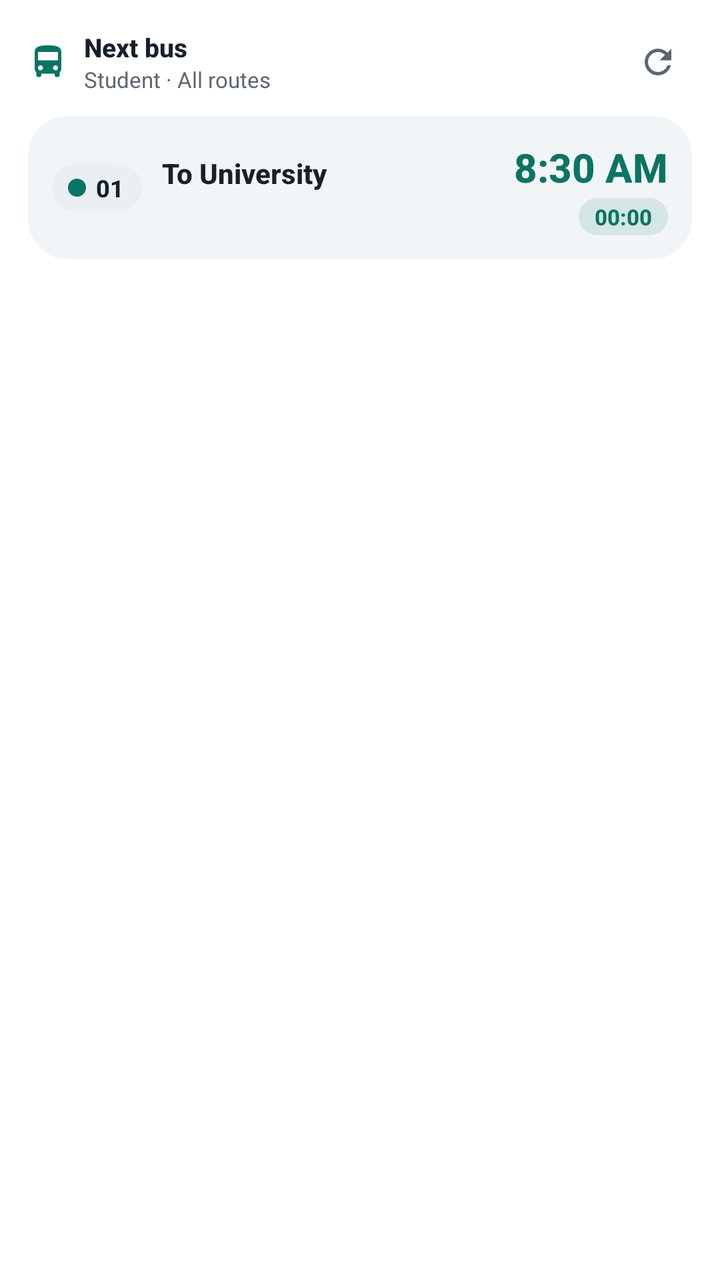
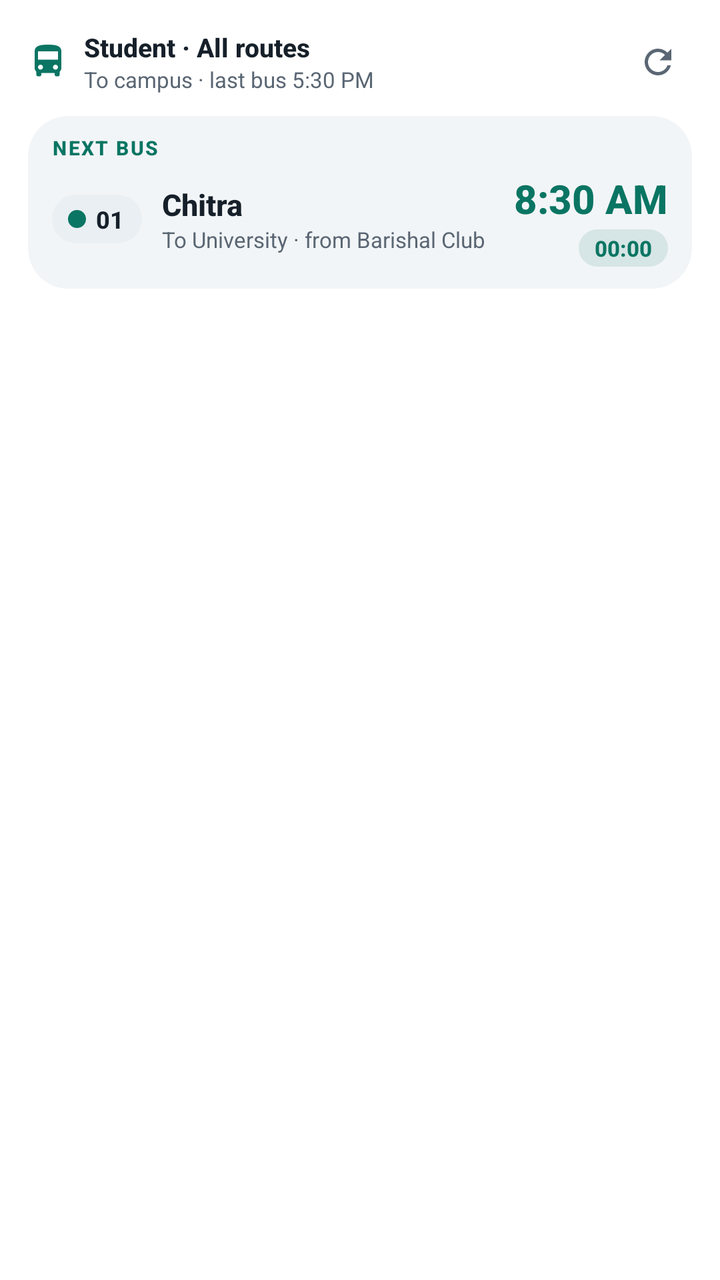

Before-and-after screenshots of an Android layout around one commit, followed by the original layout XML and the change that was made.
<!-- AndroidManifest.xml: fallback theme Theme.MaterialComponents.DayNight.NoActionBar -->
<!-- res/layout/widget_bus_medium.xml -->
<?xml version="1.0" encoding="utf-8"?>
<LinearLayout xmlns:android="http://schemas.android.com/apk/res/android"
    android:id="@android:id/background"
    android:layout_width="match_parent"
    android:layout_height="match_parent"
    android:background="@drawable/widget_bg"
    android:clipToOutline="true"
    android:orientation="vertical"
    android:padding="14dp">

    <LinearLayout
        android:layout_width="match_parent"
        android:layout_height="wrap_content"
        android:gravity="center_vertical"
        android:orientation="horizontal">

        <ImageView
            android:layout_width="20dp"
            android:layout_height="20dp"
            android:importantForAccessibility="no"
            android:src="@drawable/ic_widget_bus" />

        <LinearLayout
            android:layout_width="0dp"
            android:layout_height="wrap_content"
            android:layout_marginStart="8dp"
            android:layout_weight="1"
            android:orientation="vertical">

            <TextView
                android:id="@+id/title"
                android:layout_width="wrap_content"
                android:layout_height="wrap_content"
                android:ellipsize="end"
                android:fontFamily="sans-serif-medium"
                android:maxLines="1"
                android:text="@string/widget_label"
                android:textColor="@color/widget_text"
                android:textSize="13sp"
                android:textStyle="bold" />

            <TextView
                android:id="@+id/subtitle"
                android:layout_width="wrap_content"
                android:layout_height="wrap_content"
                android:ellipsize="end"
                android:maxLines="1"
                android:text="Student · All routes"
                android:textColor="@color/widget_muted"
                android:textSize="11sp" />
        </LinearLayout>

        <LinearLayout
            android:id="@+id/live_pill"
            android:layout_width="wrap_content"
            android:layout_height="wrap_content"
            android:background="@drawable/widget_live_pill"
            android:gravity="center_vertical"
            android:orientation="horizontal"
            android:paddingStart="8dp"
            android:paddingTop="3dp"
            android:paddingEnd="9dp"
            android:paddingBottom="3dp"
            android:visibility="gone">

            <ImageView
                android:layout_width="7dp"
                android:layout_height="7dp"
                android:importantForAccessibility="no"
                android:src="@drawable/widget_dot"
                android:tint="@color/widget_live" />

            <TextView
                android:id="@+id/live_text"
                android:layout_width="wrap_content"
                android:layout_height="wrap_content"
                android:layout_marginStart="5dp"
                android:fontFamily="sans-serif-medium"
                android:textColor="@color/widget_live"
                android:textSize="11sp"
                android:textStyle="bold" />
        </LinearLayout>

        <ImageView
            android:id="@+id/refresh"
            android:layout_width="34dp"
            android:layout_height="34dp"
            android:layout_marginStart="4dp"
            android:contentDescription="Refresh"
            android:padding="7dp"
            android:src="@drawable/ic_widget_refresh" />
    </LinearLayout>

    <LinearLayout
        android:id="@+id/next_card"
        android:layout_width="match_parent"
        android:layout_height="wrap_content"
        android:layout_marginTop="10dp"
        android:background="@drawable/widget_card"
        android:gravity="center_vertical"
        android:orientation="horizontal"
        android:padding="12dp">

        <LinearLayout
            android:layout_width="wrap_content"
            android:layout_height="wrap_content"
            android:background="@drawable/widget_chip"
            android:gravity="center_vertical"
            android:orientation="horizontal"
            android:paddingStart="8dp"
            android:paddingTop="4dp"
            android:paddingEnd="9dp"
            android:paddingBottom="4dp">

            <ImageView
                android:id="@+id/next_dot"
                android:layout_width="9dp"
                android:layout_height="9dp"
                android:importantForAccessibility="no"
                android:src="@drawable/widget_dot"
                android:tint="@color/widget_accent" />

            <TextView
                android:id="@+id/next_route"
                android:layout_width="wrap_content"
                android:layout_height="wrap_content"
                android:layout_marginStart="5dp"
                android:fontFamily="sans-serif-medium"
                android:text="01"
                android:textColor="@color/widget_text"
                android:textSize="12sp"
                android:textStyle="bold" />
        </LinearLayout>

        <LinearLayout
            android:layout_width="0dp"
            android:layout_height="wrap_content"
            android:layout_marginStart="10dp"
            android:layout_weight="1"
            android:orientation="vertical">

            <TextView
                android:id="@+id/next_dest"
                android:layout_width="wrap_content"
                android:layout_height="wrap_content"
                android:ellipsize="end"
                android:fontFamily="sans-serif-medium"
                android:maxLines="1"
                android:text="To University"
                android:textColor="@color/widget_text"
                android:textSize="14sp"
                android:textStyle="bold" />

            <TextView
                android:id="@+id/next_vehicles"
                android:layout_width="wrap_content"
                android:layout_height="wrap_content"
                android:ellipsize="end"
                android:maxLines="1"
                android:textColor="@color/widget_muted"
                android:textSize="11sp" />
        </LinearLayout>

        <LinearLayout
            android:layout_width="wrap_content"
            android:layout_height="wrap_content"
            android:layout_marginStart="8dp"
            android:gravity="end"
            android:orientation="vertical">

            <TextView
                android:id="@+id/next_time"
                android:layout_width="wrap_content"
                android:layout_height="wrap_content"
                android:fontFamily="sans-serif-medium"
                android:text="8:30 AM"
                android:textColor="@color/widget_accent"
                android:textSize="20sp"
                android:textStyle="bold" />

            <FrameLayout
                android:layout_width="wrap_content"
                android:layout_height="wrap_content"
                android:layout_marginTop="2dp">

                <Chronometer
                    android:id="@+id/next_countdown"
                    android:layout_width="wrap_content"
                    android:layout_height="wrap_content"
                    android:background="@drawable/widget_countdown_pill"
                    android:fontFamily="sans-serif-medium"
                    android:paddingStart="8dp"
                    android:paddingTop="2dp"
                    android:paddingEnd="8dp"
                    android:paddingBottom="2dp"
                    android:textColor="@color/widget_accent"
                    android:textSize="11sp"
                    android:textStyle="bold" />

                <TextView
                    android:id="@+id/next_when"
                    android:layout_width="wrap_content"
                    android:layout_height="wrap_content"
                    android:background="@drawable/widget_countdown_pill"
                    android:fontFamily="sans-serif-medium"
                    android:paddingStart="8dp"
                    android:paddingTop="2dp"
                    android:paddingEnd="8dp"
                    android:paddingBottom="2dp"
                    android:textColor="@color/widget_accent"
                    android:textSize="11sp"
                    android:textStyle="bold"
                    android:visibility="gone" />
            </FrameLayout>
        </LinearLayout>
    </LinearLayout>

    <LinearLayout
        android:id="@+id/rows"
        android:layout_width="match_parent"
        android:layout_height="wrap_content"
        android:layout_marginTop="6dp"
        android:orientation="vertical"
        android:paddingStart="4dp"
        android:paddingEnd="4dp" />

    <TextView
        android:id="@+id/empty"
        android:layout_width="match_parent"
        android:layout_height="match_parent"
        android:gravity="center"
        android:padding="8dp"
        android:textColor="@color/widget_muted"
        android:textSize="13sp"
        android:visibility="gone" />
</LinearLayout>
<!-- resources referenced by this layout -->
<resources>
  <color name="widget_accent">#0A7563</color>
  <color name="widget_live">#12893F</color>
  <color name="widget_muted">#5A6673</color>
  <color name="widget_text">#16202A</color>
  <!-- drawable ic_widget_bus (drawable) -->
  <vector xmlns:android="http://schemas.android.com/apk/res/android" android:width="24dp" android:height="24dp" android:viewportWidth="24" android:viewportHeight="24" android:tint="@color/widget_accent">
      <path android:fillColor="#FFFFFFFF" android:pathData="M4,16c0,0.88 0.39,1.67 1,2.22V20c0,0.55 0.45,1 1,1h1c0.55,0 1,-0.45 1,-1v-1h8v1c0,0.55 0.45,1 1,1h1c0.55,0 1,-0.45 1,-1v-1.78c0.61,-0.55 1,-1.34 1,-2.22V6c0,-3.5 -3.58,-4 -8,-4s-8,0.5 -8,4v10zM7.5,17c-0.83,0 -1.5,-0.67 -1.5,-1.5S6.67,14 7.5,14s1.5,0.67 1.5,1.5S8.33,17 7.5,17zM16.5,17c-0.83,0 -1.5,-0.67 -1.5,-1.5s0.67,-1.5 1.5,-1.5 1.5,0.67 1.5,1.5 -0.67,1.5 -1.5,1.5zM18,11H6V6h12v5z" />
  </vector>
  <!-- drawable ic_widget_refresh (drawable) -->
  <vector xmlns:android="http://schemas.android.com/apk/res/android" android:width="24dp" android:height="24dp" android:viewportWidth="24" android:viewportHeight="24" android:tint="@color/widget_muted">
      <path android:fillColor="#FFFFFFFF" android:pathData="M17.65,6.35C16.2,4.9 14.21,4 12,4c-4.42,0 -7.99,3.58 -7.99,8s3.57,8 7.99,8c3.73,0 6.84,-2.55 7.73,-6h-2.08c-0.82,2.33 -3.04,4 -5.65,4 -3.31,0 -6,-2.69 -6,-6s2.69,-6 6,-6c1.66,0 3.14,0.69 4.22,1.78L13,11h7V4l-2.35,2.35z" />
  </vector>
  <!-- drawable widget_bg (drawable) -->
  <?xml version="1.0" encoding="utf-8"?>
  <shape xmlns:android="http://schemas.android.com/apk/res/android" android:shape="rectangle">
      <solid android:color="@color/widget_bg" />
      <corners android:radius="@dimen/widget_radius" />
  </shape>
  <!-- drawable widget_card (drawable) -->
  <?xml version="1.0" encoding="utf-8"?>
  <shape xmlns:android="http://schemas.android.com/apk/res/android" android:shape="rectangle">
      <solid android:color="@color/widget_surface" />
      <corners android:radius="@dimen/widget_inner_radius" />
  </shape>
  <!-- drawable widget_chip (drawable) -->
  <?xml version="1.0" encoding="utf-8"?>
  <shape xmlns:android="http://schemas.android.com/apk/res/android" android:shape="rectangle">
      <solid android:color="@color/widget_chip" />
      <corners android:radius="999dp" />
  </shape>
  <!-- drawable widget_countdown_pill (drawable) -->
  <?xml version="1.0" encoding="utf-8"?>
  <shape xmlns:android="http://schemas.android.com/apk/res/android" android:shape="rectangle">
      <solid android:color="@color/widget_accent_soft" />
      <corners android:radius="999dp" />
  </shape>
  <!-- drawable widget_dot (drawable) -->
  <?xml version="1.0" encoding="utf-8"?>
  <shape xmlns:android="http://schemas.android.com/apk/res/android" android:shape="oval">
      <solid android:color="#FFFFFFFF" />
      <size android:width="10dp" android:height="10dp" />
  </shape>
  <!-- drawable widget_live_pill (drawable) -->
  <?xml version="1.0" encoding="utf-8"?>
  <shape xmlns:android="http://schemas.android.com/apk/res/android" android:shape="rectangle">
      <solid android:color="@color/widget_live_soft" />
      <corners android:radius="999dp" />
  </shape>
  <string name="widget_label">Next bus</string>
  <color name="widget_bg">#FFFFFF</color>
  <dimen name="widget_radius">22dp</dimen>
  <color name="widget_surface">#F2F5F7</color>
  <dimen name="widget_inner_radius">14dp</dimen>
  <color name="widget_chip">#EAEFF3</color>
  <color name="widget_accent_soft">#1F0A7563</color>
  <color name="widget_live_soft">#1F12893F</color>
</resources>

<!-- the commit's change to res/layout/widget_bus_medium.xml (unified diff, before → after) -->
@@ -14,46 +14,57 @@
         android:gravity="center_vertical"
         android:orientation="horizontal">
 
-        <ImageView
-            android:layout_width="20dp"
-            android:layout_height="20dp"
-            android:importantForAccessibility="no"
-            android:src="@drawable/ic_widget_bus" />
-
         <LinearLayout
+            android:id="@+id/header"
             android:layout_width="0dp"
             android:layout_height="wrap_content"
-            android:layout_marginStart="8dp"
             android:layout_weight="1"
-            android:orientation="vertical">
-
-            <TextView
-                android:id="@+id/title"
-                android:layout_width="wrap_content"
-                android:layout_height="wrap_content"
-                android:ellipsize="end"
-                android:fontFamily="sans-serif-medium"
-                android:maxLines="1"
-                android:text="@string/widget_label"
-                android:textColor="@color/widget_text"
-                android:textSize="13sp"
-                android:textStyle="bold" />
-
-            <TextView
-                android:id="@+id/subtitle"
-                android:layout_width="wrap_content"
-                android:layout_height="wrap_content"
-                android:ellipsize="end"
-                android:maxLines="1"
-                android:text="Student · All routes"
-                android:textColor="@color/widget_muted"
-                android:textSize="11sp" />
+            android:contentDescription="Widget settings"
+            android:gravity="center_vertical"
+            android:orientation="horizontal">
+
+            <ImageView
+                android:layout_width="20dp"
+                android:layout_height="20dp"
+                android:importantForAccessibility="no"
+                android:src="@drawable/ic_widget_bus" />
+
+            <LinearLayout
+                android:layout_width="0dp"
+                android:layout_height="wrap_content"
+                android:layout_marginStart="8dp"
+                android:layout_weight="1"
+                android:orientation="vertical">
+
+                <TextView
+                    android:id="@+id/title"
+                    android:layout_width="wrap_content"
+                    android:layout_height="wrap_content"
+                    android:ellipsize="end"
+                    android:fontFamily="sans-serif-medium"
+                    android:maxLines="1"
+                    android:text="Student · All routes"
+                    android:textColor="@color/widget_text"
+                    android:textSize="13sp"
+                    android:textStyle="bold" />
+
+                <TextView
+                    android:id="@+id/subtitle"
+                    android:layout_width="wrap_content"
+                    android:layout_height="wrap_content"
+                    android:ellipsize="end"
+                    android:maxLines="1"
+                    android:text="To campus · last bus 5:30 PM"
+                    android:textColor="@color/widget_muted"
+                    android:textSize="11sp" />
+            </LinearLayout>
         </LinearLayout>
 
         <LinearLayout
             android:id="@+id/live_pill"
             android:layout_width="wrap_content"
             android:layout_height="wrap_content"
+            android:layout_marginStart="6dp"
             android:background="@drawable/widget_live_pill"
             android:gravity="center_vertical"
             android:orientation="horizontal"
@@ -97,121 +108,161 @@
         android:layout_height="wrap_content"
         android:layout_marginTop="10dp"
         android:background="@drawable/widget_card"
-        android:gravity="center_vertical"
-        android:orientation="horizontal"
-        android:padding="12dp">
+        android:clipToOutline="true"
+        android:foreground="?android:attr/selectableItemBackground"
+        android:orientation="vertical"
+        android:paddingStart="12dp"
+        android:paddingTop="9dp"
+        android:paddingEnd="12dp"
+        android:paddingBottom="11dp">
+
+        <FrameLayout
+            android:layout_width="wrap_content"
+            android:layout_height="wrap_content">
+
+            <TextView
+                android:id="@+id/next_label"
+                android:layout_width="wrap_content"
+                android:layout_height="wrap_content"
+                android:fontFamily="sans-serif-medium"
+                android:letterSpacing="0.08"
+                android:text="NEXT BUS"
+                android:textColor="@color/widget_accent"
+                android:textSize="10sp"
+                android:textStyle="bold" />
+
+            <TextView
+                android:id="@+id/next_label_warn"
+                android:layout_width="wrap_content"
+                android:layout_height="wrap_content"
+                android:fontFamily="sans-serif-medium"
+                android:letterSpacing="0.08"
+                android:textColor="@color/widget_warn"
+                android:textSize="10sp"
+                android:textStyle="bold"
+                android:visibility="gone" />
+        </FrameLayout>
 
         <LinearLayout
-            android:layout_width="wrap_content"
+            android:layout_width="match_parent"
             android:layout_height="wrap_content"
-            android:background="@drawable/widget_chip"
+            android:layout_marginTop="5dp"
             android:gravity="center_vertical"
-            android:orientation="horizontal"
-            android:paddingStart="8dp"
-            android:paddingTop="4dp"
-            android:paddingEnd="9dp"
-            android:paddingBottom="4dp">
-
-            <ImageView
-                android:id="@+id/next_dot"
-                android:layout_width="9dp"
-                android:layout_height="9dp"
-                android:importantForAccessibility="no"
-                android:src="@drawable/widget_dot"
-                android:tint="@color/widget_accent" />
-
-            <TextView
-                android:id="@+id/next_route"
-                android:layout_width="wrap_content"
-                android:layout_height="wrap_content"
-                android:layout_marginStart="5dp"
-                android:fontFamily="sans-serif-medium"
-                android:text="01"
-                android:textColor="@color/widget_text"
-                android:textSize="12sp"
-                android:textStyle="bold" />
-        </LinearLayout>
-
-        <LinearLayout
-            android:layout_width="0dp"
-            android:layout_height="wrap_content"
-            android:layout_marginStart="10dp"
-            android:layout_weight="1"
-            android:orientation="vertical">
-
-            <TextView
-                android:id="@+id/next_dest"
-                android:layout_width="wrap_content"
-                android:layout_height="wrap_content"
-                android:ellipsize="end"
-                android:fontFamily="sans-serif-medium"
-                android:maxLines="1"
-                android:text="To University"
-                android:textColor="@color/widget_text"
-                android:textSize="14sp"
-                android:textStyle="bold" />
-
-            <TextView
-                android:id="@+id/next_vehicles"
-                android:layout_width="wrap_content"
-                android:layout_height="wrap_content"
-                android:ellipsize="end"
-                android:maxLines="1"
-                android:textColor="@color/widget_muted"
-                android:textSize="11sp" />
-        </LinearLayout>
-
-        <LinearLayout
-            android:layout_width="wrap_content"
-            android:layout_height="wrap_content"
-            android:layout_marginStart="8dp"
-            android:gravity="end"
-            android:orientation="vertical">
-
-            <TextView
-                android:id="@+id/next_time"
-                android:layout_width="wrap_content"
-                android:layout_height="wrap_content"
-                android:fontFamily="sans-serif-medium"
-                android:text="8:30 AM"
-                android:textColor="@color/widget_accent"
-                android:textSize="20sp"
-                android:textStyle="bold" />
-
-            <FrameLayout
-                android:layout_width="wrap_content"
-                android:layout_height="wrap_content"
-                android:layout_marginTop="2dp">
-
-                <Chronometer
-                    android:id="@+id/next_countdown"
-                    android:layout_width="wrap_content"
-                    android:layout_height="wrap_content"
-                    android:background="@drawable/widget_countdown_pill"
-                    android:fontFamily="sans-serif-medium"
-                    android:paddingStart="8dp"
-                    android:paddingTop="2dp"
-                    android:paddingEnd="8dp"
-                    android:paddingBottom="2dp"
+            android:orientation="horizontal">
+
+            <LinearLayout
+                android:layout_width="wrap_content"
+                android:layout_height="wrap_content"
+                android:background="@drawable/widget_chip"
+                android:gravity="center_vertical"
+                android:orientation="horizontal"
+                android:paddingStart="8dp"
+                android:paddingTop="4dp"
+                android:paddingEnd="9dp"
+                android:paddingBottom="4dp">
+
+                <ImageView
+                    android:id="@+id/next_dot"
+                    android:layout_width="9dp"
+                    android:layout_height="9dp"
+                    android:importantForAccessibility="no"
+                    android:src="@drawable/widget_dot"
+                    android:tint="@color/widget_accent" />
+
+                <TextView
+                    android:id="@+id/next_route"
+                    android:layout_width="wrap_content"
+                    android:layout_height="wrap_content"
+                    android:layout_marginStart="5dp"
+                    android:fontFamily="sans-serif-medium"
+                    android:text="01"
+                    android:textColor="@color/widget_text"
+                    android:textSize="12sp"
+                    android:textStyle="bold" />
+            </LinearLayout>
+
+            <LinearLayout
+                android:layout_width="0dp"
+                android:layout_height="wrap_content"
+                android:layout_marginStart="10dp"
+                android:layout_weight="1"
+                android:orientation="vertical">
+
+                <TextView
+                    android:id="@+id/next_name"
+                    android:layout_width="wrap_content"
+                    android:layout_height="wrap_content"
+                    android:ellipsize="end"
+                    android:fontFamily="sans-serif-medium"
+                    android:maxLines="1"
+                    android:text="Chitra"
+                    android:textColor="@color/widget_text"
+                    android:textSize="15sp"
+                    android:textStyle="bold" />
+
+                <TextView
+                    android:id="@+id/next_where"
+                    android:layout_width="wrap_content"
+                    android:layout_height="wrap_content"
+                    android:ellipsize="end"
+                    android:maxLines="1"
+                    android:text="To University · from Barishal Club"
+                    android:textColor="@color/widget_muted"
+                    android:textSize="11sp" />
+            </LinearLayout>
+
+            <LinearLayout
+                android:layout_width="wrap_content"
+                android:layout_height="wrap_content"
+                android:layout_marginStart="8dp"
+                android:gravity="end"
+                android:orientation="vertical">
+
+                <TextView
+                    android:id="@+id/next_time"
+                    android:layout_width="wrap_content"
+                    android:layout_height="wrap_content"
+                    android:fontFamily="sans-serif-medium"
+                    android:text="8:30 AM"
                     android:textColor="@color/widget_accent"
-                    android:textSize="11sp"
-                    android:textStyle="bold" />
-
-                <TextView
-                    android:id="@+id/next_when"
-                    android:layout_width="wrap_content"
-                    android:layout_height="wrap_content"
-                    android:background="@drawable/widget_countdown_pill"
-                    android:fontFamily="sans-serif-medium"
-                    android:paddingStart="8dp"
-                    android:paddingTop="2dp"
-                    android:paddingEnd="8dp"
-                    android:paddingBottom="2dp"
-                    android:textColor="@color/widget_accent"
-                    android:textSize="11sp"
-                    android:textStyle="bold"
-                    android:visibility="gone" />
-            </FrameLayout>
+                    android:textSize="20sp"
+                    android:textStyle="bold" />
+
+                <FrameLayout
+                    android:layout_width="wrap_content"
+                    android:layout_height="wrap_content"
+                    android:layout_marginTop="2dp">
+
+                    <Chronometer
+                        android:id="@+id/next_countdown"
+                        android:layout_width="wrap_content"
+                        android:layout_height="wrap_content"
+                        android:background="@drawable/widget_countdown_pill"
+                        android:fontFamily="sans-serif-medium"
+                        android:paddingStart="8dp"
+                        android:paddingTop="2dp"
+                        android:paddingEnd="8dp"
+                        android:paddingBottom="2dp"
+                        android:textColor="@color/widget_accent"
+                        android:textSize="11sp"
+                        android:textStyle="bold" />
+
+                    <TextView
+                        android:id="@+id/next_when"
+                        android:layout_width="wrap_content"
+                        android:layout_height="wrap_content"
+                        android:background="@drawable/widget_countdown_pill"
+                        android:fontFamily="sans-serif-medium"
+                        android:paddingStart="8dp"
+                        android:paddingTop="2dp"
+                        android:paddingEnd="8dp"
+                        android:paddingBottom="2dp"
+                        android:textColor="@color/widget_accent"
+                        android:textSize="11sp"
+                        android:textStyle="bold"
+                        android:visibility="gone" />
+                </FrameLayout>
+            </LinearLayout>
         </LinearLayout>
     </LinearLayout>
 
<!-- resource entries referenced after the edit -->
@@ -4,6 +4,7 @@
   <color name="widget_live">#12893F</color>
   <color name="widget_muted">#5A6673</color>
   <color name="widget_text">#16202A</color>
+  <color name="widget_warn">#9E6500</color>
   <!-- drawable ic_widget_bus (drawable) -->
   <vector xmlns:android="http://schemas.android.com/apk/res/android" android:width="24dp" android:height="24dp" android:viewportWidth="24" android:viewportHeight="24" android:tint="@color/widget_accent">
       <path android:fillColor="#FFFFFFFF" android:pathData="M4,16c0,0.88 0.39,1.67 1,2.22V20c0,0.55 0.45,1 1,1h1c0.55,0 1,-0.45 1,-1v-1h8v1c0,0.55 0.45,1 1,1h1c0.55,0 1,-0.45 1,-1v-1.78c0.61,-0.55 1,-1.34 1,-2.22V6c0,-3.5 -3.58,-4 -8,-4s-8,0.5 -8,4v10zM7.5,17c-0.83,0 -1.5,-0.67 -1.5,-1.5S6.67,14 7.5,14s1.5,0.67 1.5,1.5S8.33,17 7.5,17zM16.5,17c-0.83,0 -1.5,-0.67 -1.5,-1.5s0.67,-1.5 1.5,-1.5 1.5,0.67 1.5,1.5 -0.67,1.5 -1.5,1.5zM18,11H6V6h12v5z" />
@@ -48,7 +49,6 @@
       <solid android:color="@color/widget_live_soft" />
       <corners android:radius="999dp" />
   </shape>
-  <string name="widget_label">Next bus</string>
   <color name="widget_bg">#FFFFFF</color>
   <dimen name="widget_radius">22dp</dimen>
   <color name="widget_surface">#F2F5F7</color>
